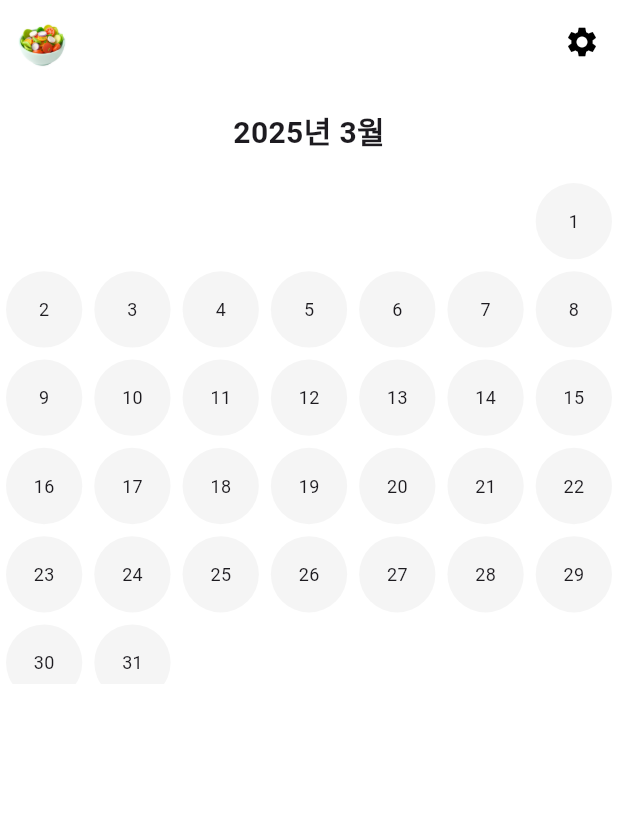
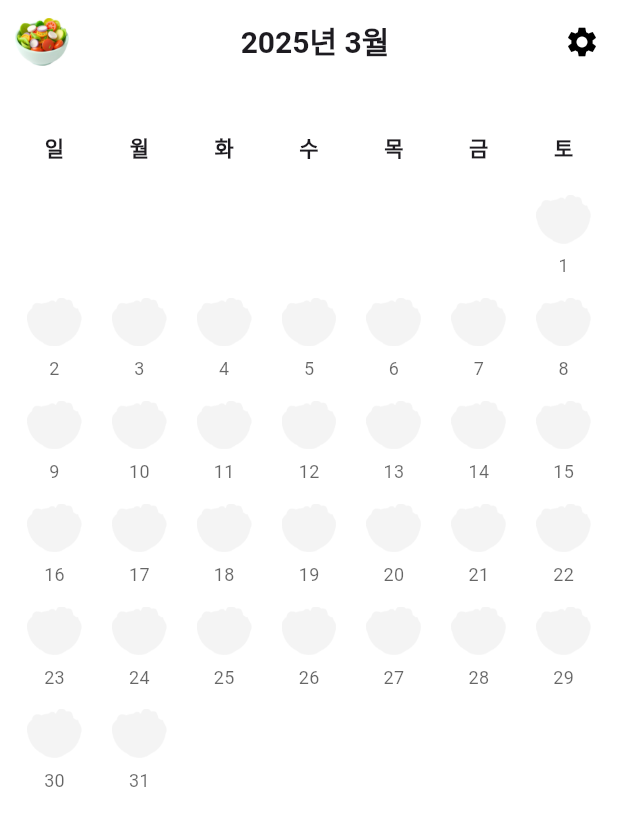
Before and after one commit to Kwon770/koscom_salad, a Flutter app: the screen it shows after launch, on a phone screen of 412 x 824 dp. Shown: the top 826 px of the screen. Run offline on Flutter 3.47's test engine with Material 3 defaults, Android fonts, the phone set to English and light mode, and no system bars.

Commit message:
feat: Impl Calendar widget and toss date data to HomeScreen for appbar

```diff
--- a/lib/constants/image_paths.dart
+++ b/lib/constants/image_paths.dart
@@ -1,5 +1,4 @@
 class ImagePaths {
   static const String salad = 'lib/images/salad.png';
-
-  // 추가 이미지들은 여기에 선언
+  static const String saladMask = 'lib/images/salad_mask.png';
 }
--- a/lib/screens/home_screen.dart
+++ b/lib/screens/home_screen.dart
@@ -1,5 +1,6 @@
 import 'package:flutter/material.dart';
 import 'package:koscom_salad/constants/image_paths.dart';
+import 'package:koscom_salad/widgets/calendar.dart';
 
 class HomeScreen extends StatefulWidget {
   const HomeScreen({super.key});
@@ -9,9 +10,13 @@ class HomeScreen extends StatefulWidget {
 }
 
 class _HomeScreenState extends State<HomeScreen> {
-  DateTime _focusedDay = DateTime.now();
-  DateTime? _selectedDay;
-  PageController? _pageController;
+  DateTime _currentDate = DateTime.now();
+
+  onDateChanged(DateTime date) {
+    setState(() {
+      _currentDate = date;
+    });
+  }
 
   @override
   Widget build(BuildContext context) {
@@ -19,8 +24,17 @@ class _HomeScreenState extends State<HomeScreen> {
       backgroundColor: Colors.white,
       appBar: AppBar(
         leading: Padding(
-          padding: const EdgeInsets.all(4.0),
+          padding: const EdgeInsets.all(10.0),
           child: Image.asset(ImagePaths.salad),
+        ),
+        title: Center(
+          child: Text(
+            '${_currentDate.year}년 ${_currentDate.month}월',
+            style: const TextStyle(
+              fontSize: 20,
+              fontWeight: FontWeight.bold,
+            ),
+          ),
         ),
         actions: [
           IconButton(
@@ -34,74 +48,7 @@ class _HomeScreenState extends State<HomeScreen> {
       ),
       body: Column(
         children: [
-          SizedBox(
-            height: 400,
-            child: PageView.builder(
-              controller: _pageController,
-              onPageChanged: (index) {
-                setState(() {
-                  _focusedDay = DateTime(
-                    _focusedDay.year,
-                    _focusedDay.month + (index - 1),
-                  );
-                });
-              },
-              itemBuilder: (context, index) {
-                return Column(
-                  children: [
-                    Padding(
-                      padding: const EdgeInsets.all(16.0),
-                      child: Text(
-                        '${_focusedDay.year}년 ${_focusedDay.month}월',
-                        style: const TextStyle(
-                          fontSize: 20,
-                          fontWeight: FontWeight.bold,
-                        ),
-                      ),
-                    ),
-                    GridView.builder(
-                      shrinkWrap: true,
-                      physics: const NeverScrollableScrollPhysics(),
-                      gridDelegate:
-                          const SliverGridDelegateWithFixedCrossAxisCount(
-                        crossAxisCount: 7,
-                        childAspectRatio: 1,
-                      ),
-                      itemCount: 42,
-                      itemBuilder: (context, index) {
-                        final firstDay =
-                            DateTime(_focusedDay.year, _focusedDay.month, 1);
-                        final lastDay = DateTime(
-                            _focusedDay.year, _focusedDay.month + 1, 0);
-                        final firstWeekday = firstDay.weekday;
-                        final day = index - (firstWeekday - 1);
-                        final date =
-                            DateTime(_focusedDay.year, _focusedDay.month, day);
-
-                        if (day < 1 || date.isAfter(lastDay)) {
-                          return const SizedBox.shrink();
-                        }
-
-                        return Container(
-                          margin: const EdgeInsets.all(4),
-                          decoration: BoxDecoration(
-                            color: Colors.grey[100],
-                            shape: BoxShape.circle,
-                          ),
-                          child: Center(
-                            child: Text(
-                              day.toString(),
-                              style: const TextStyle(fontSize: 12),
-                            ),
-                          ),
-                        );
-                      },
-                    ),
-                  ],
-                );
-              },
-            ),
-          ),
+          Calendar(onDateChanged: onDateChanged),
         ],
       ),
     );
--- /dev/null
+++ b/lib/widgets/calendar.dart
@@ -0,0 +1,127 @@
+import 'package:flutter/material.dart';
+import 'package:koscom_salad/constants/image_paths.dart';
+
+class Calendar extends StatefulWidget {
+  final Function(DateTime) onDateChanged;
+
+  const Calendar({
+    super.key,
+    required this.onDateChanged,
+  });
+
+  @override
+  State<Calendar> createState() => _CalendarState();
+}
+
+class _CalendarState extends State<Calendar> {
+  // 현재 달을 기준으로 앞뒤로 2년씩 표시할 수 있도록 설정
+  static const int totalMonths = 48;
+  static const int initialPage = totalMonths ~/ 2; // 중간 페이지에서 시작
+
+  late DateTime _calendarPageDay;
+  late PageController _calendarPageController;
+
+  @override
+  void initState() {
+    super.initState();
+    _calendarPageController = PageController(initialPage: initialPage);
+    _calendarPageDay = _getDateFromIndex(initialPage);
+
+    // build 완료 후 콜백 호출
+    WidgetsBinding.instance.addPostFrameCallback((_) {
+      widget.onDateChanged(_calendarPageDay);
+    });
+  }
+
+  DateTime _getDateFromIndex(int index) {
+    // initialPage를 기준으로 상대적인 월 계산
+    final monthDiff = index - initialPage;
+    return DateTime(
+      DateTime.now().year,
+      DateTime.now().month + monthDiff,
+      1,
+    );
+  }
+
+  onCalendarSwiped(int index) {
+    setState(() {
+      _calendarPageDay = _getDateFromIndex(index);
+      widget.onDateChanged(_calendarPageDay);
+    });
+  }
+
+  @override
+  Widget build(BuildContext context) {
+    return SizedBox(
+      height: 600,
+      child: PageView.builder(
+        controller: _calendarPageController,
+        onPageChanged: onCalendarSwiped,
+        itemBuilder: (context, index) {
+          return Padding(
+            padding: const EdgeInsets.symmetric(horizontal: 8),
+            child: Column(
+              children: [
+                const SizedBox(height: 32),
+                const Row(
+                  mainAxisAlignment: MainAxisAlignment.spaceAround,
+                  children: [
+                    Text('일', style: TextStyle(fontWeight: FontWeight.w600)),
+                    Text('월', style: TextStyle(fontWeight: FontWeight.w600)),
+                    Text('화', style: TextStyle(fontWeight: FontWeight.w600)),
+                    Text('수', style: TextStyle(fontWeight: FontWeight.w600)),
+                    Text('목', style: TextStyle(fontWeight: FontWeight.w600)),
+                    Text('금', style: TextStyle(fontWeight: FontWeight.w600)),
+                    Text('토', style: TextStyle(fontWeight: FontWeight.w600)),
+                  ],
+                ),
+                const SizedBox(height: 16),
+                GridView.builder(
+                  shrinkWrap: true,
+                  physics: const NeverScrollableScrollPhysics(),
+                  gridDelegate: const SliverGridDelegateWithFixedCrossAxisCount(
+                    crossAxisCount: 7,
+                    childAspectRatio: 1,
+                    mainAxisSpacing: 12, // 세로 방향 간격
+                    // crossAxisSpacing: 8, // 가로 방향 간격
+                  ),
+                  itemCount: 42,
+                  itemBuilder: (context, index) {
+                    final firstDay = DateTime(_calendarPageDay.year, _calendarPageDay.month, 1);
+                    final lastDay = DateTime(_calendarPageDay.year, _calendarPageDay.month + 1, 0);
+                    final firstWeekday = firstDay.weekday;
+                    final day = index - (firstWeekday - 1);
+                    final date = DateTime(_calendarPageDay.year, _calendarPageDay.month, day);
+
+                    // 1일 이전이거나 이번 달의 마지막 날 이후면 빈 공간을 반환
+                    if (day < 1 || date.isAfter(lastDay)) {
+                      return const SizedBox.shrink();
+                    }
+
+                    return Column(
+                      children: [
+                        Container(
+                          margin: const EdgeInsets.all(4),
+                          width: 36.5,
+                          height: 36.5,
+                          child: Image.asset(ImagePaths.saladMask),
+                        ),
+                        Text(
+                          day.toString(),
+                          style: TextStyle(
+                            fontSize: 12,
+                            color: Colors.black.withOpacity(0.6),
+                          ),
+                        ),
+                      ],
+                    );
+                  },
+                ),
+              ],
+            ),
+          );
+        },
+      ),
+    );
+  }
+}
```
Also changed, not shown: lib/images/salad.png, lib/images/salad_mask.png (added).
